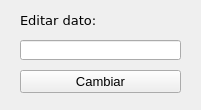
Old version of the form ejercicio06guiComicsMysql2/ventanas/ventana_cambio.ui in the repository trecebarrado/nacho.
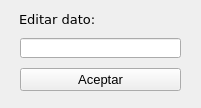
New version of the form.

The edit to the form file:
```diff
--- a/ejercicio06guiComicsMysql2/ventanas/ventana_cambio.ui
+++ b/ejercicio06guiComicsMysql2/ventanas/ventana_cambio.ui
@@ -7,7 +7,7 @@
     <x>0</x>
     <y>0</y>
     <width>201</width>
-    <height>110</height>
+    <height>108</height>
    </rect>
   </property>
   <property name="windowTitle">
@@ -17,8 +17,8 @@
    <widget class="QLabel" name="lbl_cambio">
     <property name="geometry">
      <rect>
-      <x>20</x>
-      <y>10</y>
+      <x>19</x>
+      <y>9</y>
       <width>131</width>
       <height>20</height>
      </rect>
@@ -37,7 +37,7 @@
     <property name="geometry">
      <rect>
       <x>20</x>
-      <y>40</y>
+      <y>38</y>
       <width>161</width>
       <height>20</height>
      </rect>
@@ -53,7 +53,7 @@
     <property name="geometry">
      <rect>
       <x>20</x>
-      <y>70</y>
+      <y>68</y>
       <width>161</width>
       <height>23</height>
      </rect>
@@ -64,7 +64,7 @@
      </font>
     </property>
     <property name="text">
-     <string>Cambiar</string>
+     <string>Aceptar</string>
     </property>
    </widget>
   </widget>
```
